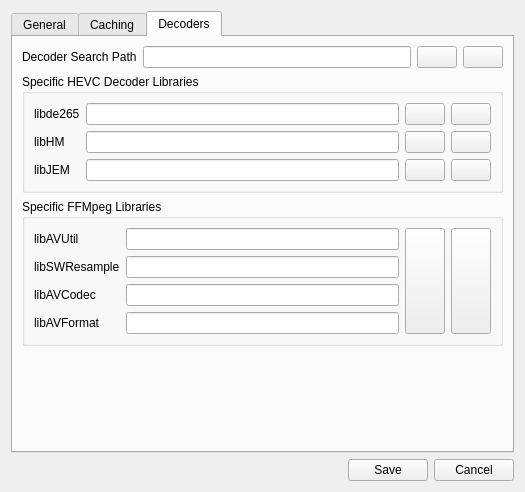
IENT/YUView, file ui/settingsDialog.ui: the form before one commit.
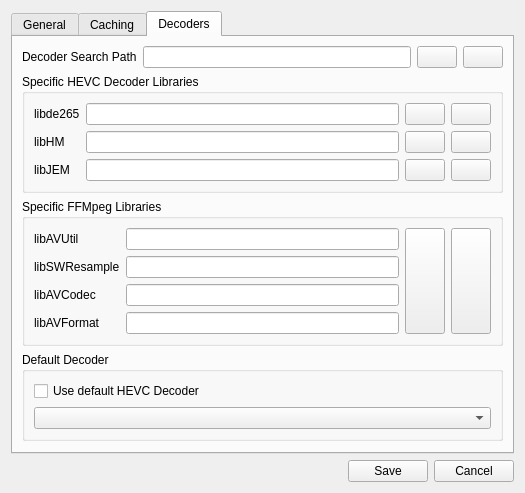
The form after the commit. The open tabs and pages were chosen to show the change. Icons and pictures are not drawn. Custom widgets are drawn as their Qt base class.

Commit message: add default decoder setting (not used, yet)

Patch:
```diff
--- a/ui/settingsDialog.ui
+++ b/ui/settingsDialog.ui
@@ -890,6 +890,25 @@
          </layout>
         </widget>
        </item>
+       <item>
+        <widget class="QGroupBox" name="groupBoxDefaultDecoder">
+         <property name="title">
+          <string>Default Decoder</string>
+         </property>
+         <layout class="QVBoxLayout" name="verticalLayout_5">
+          <item>
+           <widget class="QCheckBox" name="checkUseDefaultDecoder">
+            <property name="text">
+             <string>Use default HEVC Decoder</string>
+            </property>
+           </widget>
+          </item>
+          <item>
+           <widget class="QComboBox" name="comboBoxDefaultHEVCDecoder"/>
+          </item>
+         </layout>
+        </widget>
+       </item>
        <item>
         <spacer name="verticalSpacer">
          <property name="orientation">
```
Left out of the diff: 2 changed lines with no effect on the pictures. The commit also changes 3 other files.
